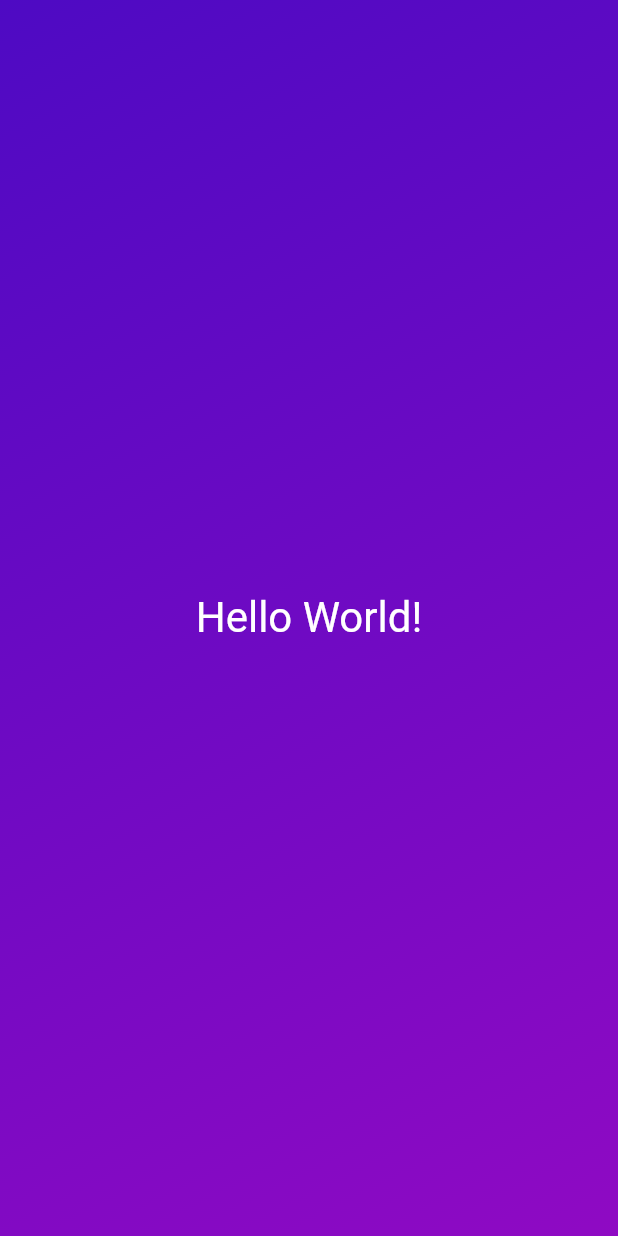
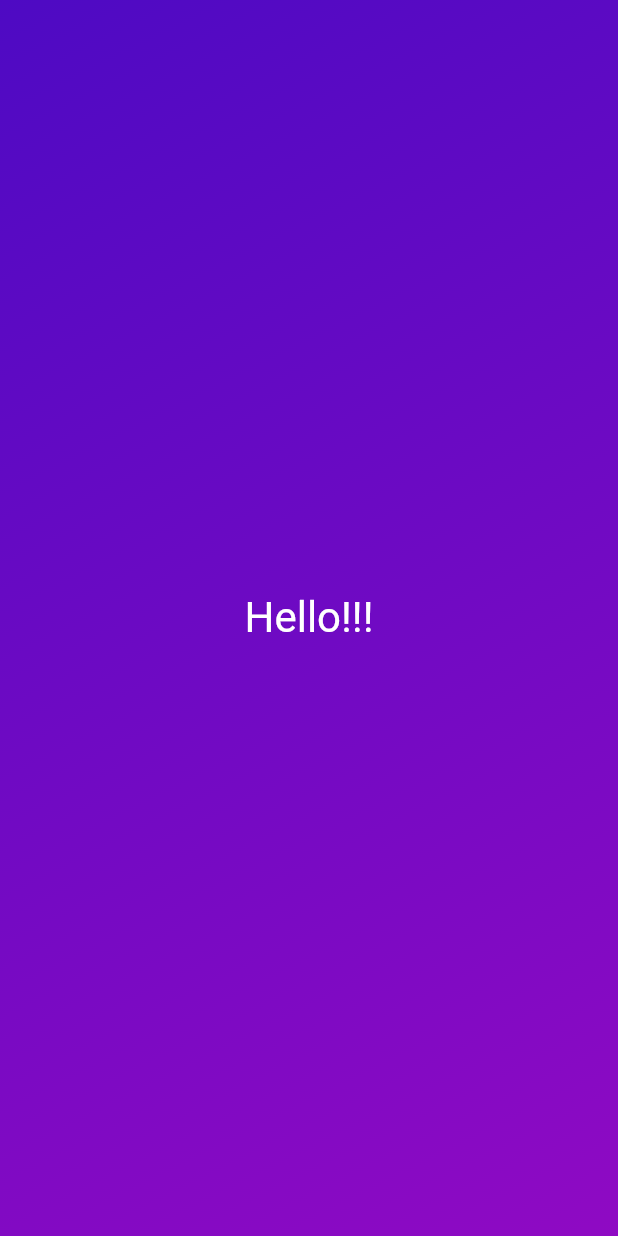
Before and after one commit to Mowgle88/roll_dice_app, a Flutter app: the screen it shows after launch, on a phone screen of 412 x 824 dp. Run offline on Flutter 3.47's test engine with Material 2 defaults, Android fonts, the phone set to English and light mode, and no system bars.

```diff
--- /dev/null
+++ b/lib/gradient_container.dart
@@ -0,0 +1,28 @@
+import 'package:flutter/material.dart';
+import 'package:roll_dice_app/styled_text.dart';
+
+const startAligment = Alignment.topLeft;
+const endAligment = Alignment.bottomRight;
+
+class GradientContainer extends StatelessWidget {
+  // const GradientContainer({key}):super(key: key);
+  const GradientContainer({super.key, required this.colors});
+
+  final List<Color> colors;
+
+  @override
+  Widget build(BuildContext context) {
+    return Container(
+      decoration: BoxDecoration(
+        gradient: LinearGradient(
+          colors: colors,
+          begin: startAligment,
+          end: Alignment.bottomRight,
+        ),
+      ),
+      child: const Center(
+        child: StyledText('Hello!!!'),
+      ),
+    );
+  }
+}
--- /dev/null
+++ b/lib/styled_text.dart
@@ -0,0 +1,18 @@
+import 'package:flutter/material.dart';
+
+class StyledText extends StatelessWidget {
+  final String text;
+
+  const StyledText(this.text, {super.key});
+
+  @override
+  Widget build(BuildContext context) {
+    return Text(
+      text,
+      style: const TextStyle(
+        color: Colors.white,
+        fontSize: 28,
+      ),
+    );
+  }
+}
```
Also changed, not shown: lib/main.dart (+7 -21 lines).
